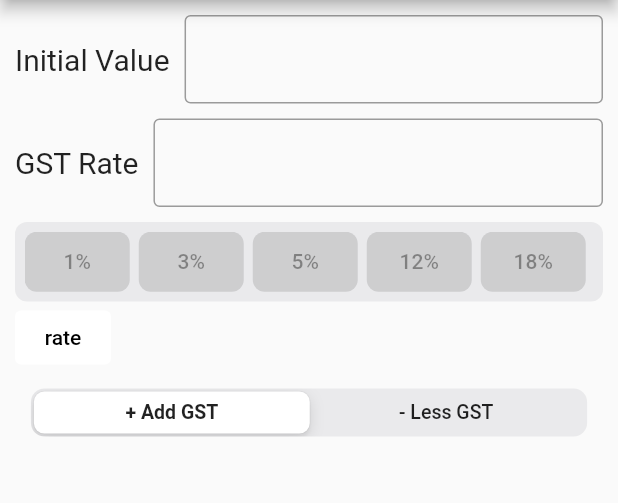
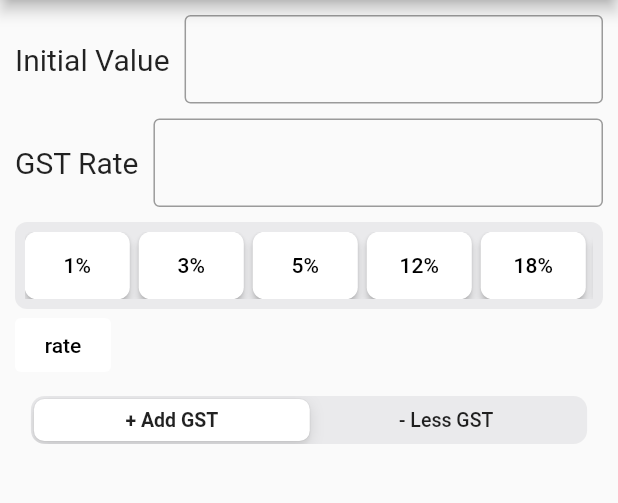
Before and after one commit to a-k-14/gst_now, a Flutter app: the screen it shows after launch, on a phone screen of 412 x 824 dp, the part 84-587 px from its top. Run offline on Flutter 3.47's test engine with Material 2 defaults, Android fonts, the phone set to English and light mode, and no system bars.

Commit message:
Resolved the gstRateSetter issues

```diff
--- a/lib/main.dart
+++ b/lib/main.dart
@@ -131,12 +131,32 @@
                           child: Row(
                             children: [
                               // SizedBox(width: 8),
-                              GSTRateButton(rate: '1%'),
-                              GSTRateButton(rate: '3%'),
-                              GSTRateButton(rate: '5%'),
-                              GSTRateButton(rate: '12%'),
-                              GSTRateButton(rate: '18%'),
-                              GSTRateButton(rate: '28%'),
+                              GSTRateButton(
+                                rate: '1%',
+                                onTap: () {
+                                  return gstRateSetter(1);
+                                },
+                              ),
+                              GSTRateButton(
+                                rate: '3%',
+                                onTap: () => gstRateSetter(3),
+                              ),
+                              GSTRateButton(
+                                rate: '5%',
+                                onTap: () => gstRateSetter(5),
+                              ),
+                              GSTRateButton(
+                                rate: '12%',
+                                onTap: () => gstRateSetter(12),
+                              ),
+                              GSTRateButton(
+                                rate: '18%',
+                                onTap: () => gstRateSetter(18),
+                              ),
+                              GSTRateButton(
+                                rate: '28%',
+                                onTap: () => gstRateSetter(28),
+                              ),
                             ],
                           ),
                         ),
@@ -177,16 +197,16 @@
     return Container(
       // Width & height given to keep all boxes consistent
       width: 70,
-      height: 40,
+      height: 45,
       margin: EdgeInsets.only(right: 6),
       child: ElevatedButton(
         child: Text(
           rate,
-          // style: TextStyle(color: Colors.black),
+          style: TextStyle(color: Colors.black),
         ),
         style: ElevatedButton.styleFrom(
           primary: Colors.white,
-          onPrimary: Colors.amberAccent,
+          onPrimary: Colors.grey[350],
           // onSurface: Colors.blue,
           shape: RoundedRectangleBorder(
             borderRadius: BorderRadius.circular(8),
```
